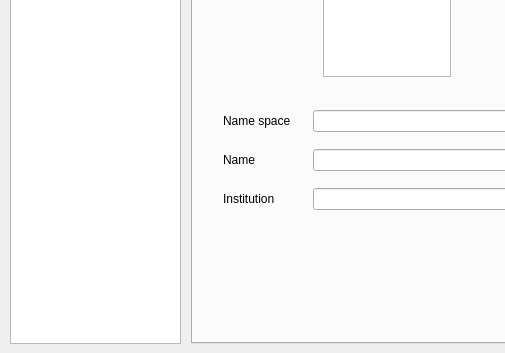
Before: the Qt Designer form src/contactpanel.ui in named-data/ChronoChat, drawn with Qt 5; both pictures show x 0 to 505 and y 97 to 450 of the 600 by 450 pixel window.
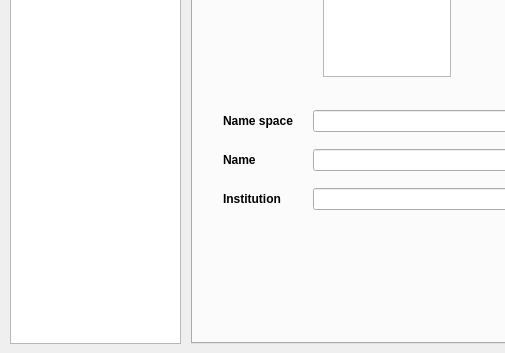
After: the same form once the commit is applied.

Commit message: make basic ui of Contact

```diff
--- a/src/contactpanel.ui
+++ b/src/contactpanel.ui
@@ -2,6 +2,9 @@
 <ui version="4.0">
  <class>ContactPanel</class>
  <widget class="QDialog" name="ContactPanel">
+  <property name="enabled">
+   <bool>true</bool>
+  </property>
   <property name="geometry">
    <rect>
     <x>0</x>
@@ -10,6 +13,12 @@
     <height>450</height>
    </rect>
   </property>
+  <property name="sizePolicy">
+   <sizepolicy hsizetype="Preferred" vsizetype="Preferred">
+    <horstretch>0</horstretch>
+    <verstretch>0</verstretch>
+   </sizepolicy>
+  </property>
   <property name="windowTitle">
    <string>Dialog</string>
   </property>
@@ -26,6 +35,9 @@
     <property name="spacing">
      <number>10</number>
     </property>
+    <property name="sizeConstraint">
+     <enum>QLayout::SetDefaultConstraint</enum>
+    </property>
     <item>
      <widget class="QListWidget" name="ContactList"/>
     </item>
@@ -64,7 +76,13 @@
             <number>-1</number>
            </property>
            <item>
-            <widget class="QLabel" name="label">
+            <widget class="QLabel" name="NameSpaceLabel">
+             <property name="font">
+              <font>
+               <weight>75</weight>
+               <bold>true</bold>
+              </font>
+             </property>
              <property name="text">
               <string>Name space</string>
              </property>
@@ -82,7 +100,13 @@
          <item>
           <layout class="QHBoxLayout" name="horizontalLayout_2" stretch="35,100">
            <item>
-            <widget class="QLabel" name="label_2">
+            <widget class="QLabel" name="NameLabel">
+             <property name="font">
+              <font>
+               <weight>75</weight>
+               <bold>true</bold>
+              </font>
+             </property>
              <property name="text">
               <string>Name</string>
              </property>
@@ -100,7 +124,13 @@
          <item>
           <layout class="QHBoxLayout" name="horizontalLayout_3" stretch="35,100">
            <item>
-            <widget class="QLabel" name="label_3">
+            <widget class="QLabel" name="InstitutionLabel">
+             <property name="font">
+              <font>
+               <weight>75</weight>
+               <bold>true</bold>
+              </font>
+             </property>
              <property name="text">
               <string>Institution   </string>
              </property>
```
Left out of the diff: 35 changed lines with no effect on the pictures. The commit also changes 3 other files.
